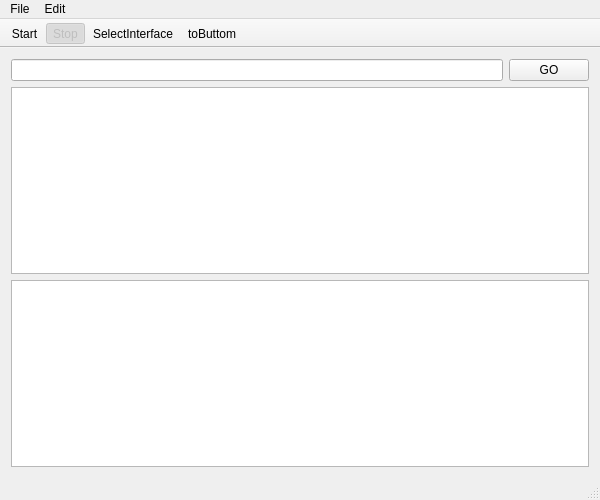
Junyang-Xie/XJYsSniffer, file mainwindow.ui: the form before one commit.
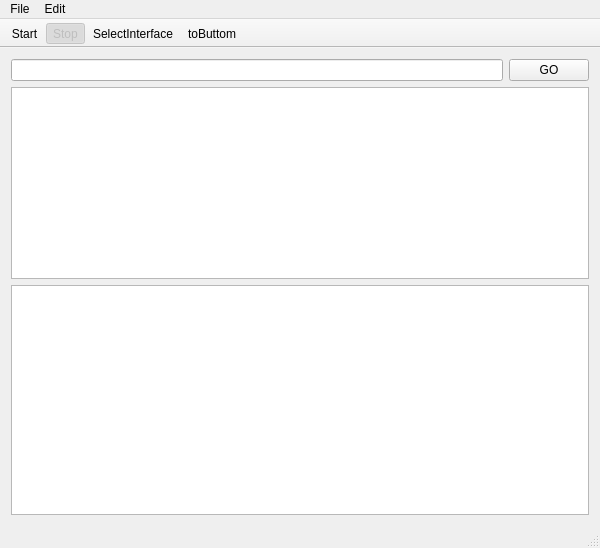
The form after the commit. Icons and pictures are not drawn.

Patch:
```diff
--- a/mainwindow.ui
+++ b/mainwindow.ui
@@ -7,7 +7,7 @@
     <x>0</x>
     <y>0</y>
     <width>600</width>
-    <height>500</height>
+    <height>548</height>
    </rect>
   </property>
   <property name="minimumSize">
@@ -26,8 +26,8 @@
    <set>QMainWindow::AllowTabbedDocks|QMainWindow::AnimatedDocks</set>
   </property>
   <widget class="QWidget" name="centralWidget">
-   <layout class="QVBoxLayout" name="verticalLayout">
-    <item>
+   <layout class="QGridLayout" name="gridLayout">
+    <item row="0" column="0">
      <layout class="QHBoxLayout" name="horizontalLayout">
       <item>
        <widget class="QLineEdit" name="lineEdit"/>
@@ -41,11 +41,24 @@
       </item>
      </layout>
     </item>
-    <item>
-     <widget class="QTableView" name="tableView"/>
+    <item row="1" column="0">
+     <widget class="QTableView" name="tableView">
+      <property name="sizePolicy">
+       <sizepolicy hsizetype="Expanding" vsizetype="Expanding">
+        <horstretch>0</horstretch>
+        <verstretch>0</verstretch>
+       </sizepolicy>
+      </property>
+     </widget>
     </item>
-    <item>
+    <item row="2" column="0">
      <widget class="QTreeView" name="treeView">
+      <property name="sizePolicy">
+       <sizepolicy hsizetype="Expanding" vsizetype="Expanding">
+        <horstretch>0</horstretch>
+        <verstretch>5</verstretch>
+       </sizepolicy>
+      </property>
       <property name="tabKeyNavigation">
        <bool>false</bool>
       </property>
```
Left out of the diff: 18 changed lines with no effect on the pictures.
